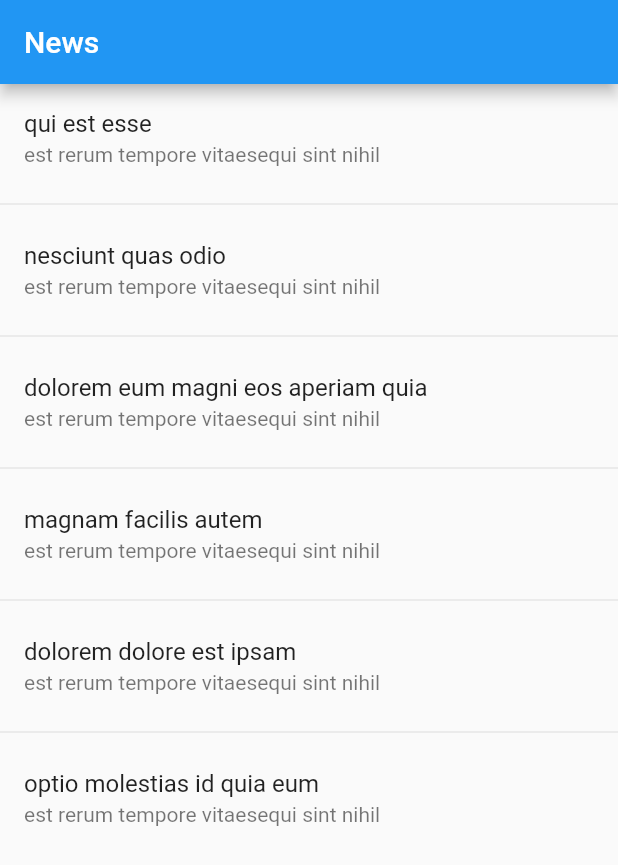
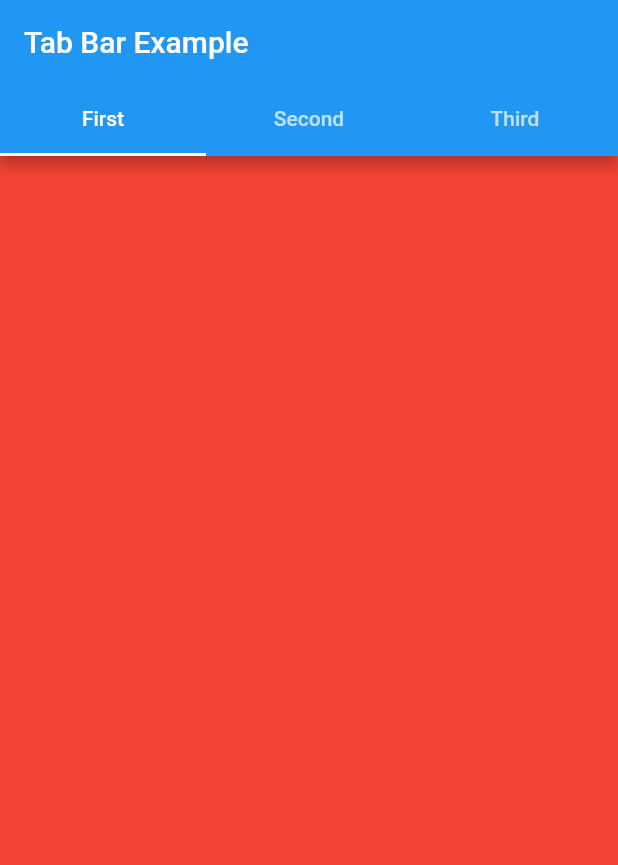
Before and after one commit to simongomes/fluttering, a Flutter app: the screen it shows after launch, on a phone screen of 412 x 824 dp. Shown: the top 865 px of the screen. Run offline on Flutter 3.47's test engine with Material 2 defaults, Android fonts, the light colour scheme and no system bars.

Commit message:
TabBar and TabView Example

```diff
--- a/lib/main.dart
+++ b/lib/main.dart
@@ -1,7 +1,7 @@
 import 'package:flutter/material.dart';
-import 'package:fluttering/models/ArticleModel.dart';
-import 'package:fluttering/screens/HomeScreen.dart';
-import 'package:fluttering/screens/ListOfArticles.dart';
+import 'package:fluttering/tabs/FirstTab.dart';
+import 'package:fluttering/tabs/SecondTab.dart';
+import 'package:fluttering/tabs/ThirdTab.dart';
 
 void main() {
   runApp(MyApp());
@@ -9,19 +9,32 @@ void main() {
 
 class MyApp extends StatelessWidget {
 
-  List<ArticleModel> articles = [
-    ArticleModel('qui est esse', 'est rerum tempore vitaesequi sint nihil'),
-    ArticleModel('nesciunt quas odio', 'est rerum tempore vitaesequi sint nihil'),
-    ArticleModel('dolorem eum magni eos aperiam quia', 'est rerum tempore vitaesequi sint nihil'),
-    ArticleModel('magnam facilis autem', 'est rerum tempore vitaesequi sint nihil'),
-    ArticleModel('dolorem dolore est ipsam', 'est rerum tempore vitaesequi sint nihil'),
-    ArticleModel('optio molestias id quia eum', 'est rerum tempore vitaesequi sint nihil'),
-  ];
-
   @override
   Widget build(BuildContext context) {
     return MaterialApp(
-      home: ListOfArticles(articles),
+      home: DefaultTabController(
+        child: Scaffold(
+          appBar: AppBar(
+            title: Text('Tab Bar Example'),
+            bottom: TabBar(
+              tabs: <Widget>[
+                Tab(text: 'First'),
+                Tab(text: 'Second'),
+                Tab(text: 'Third'),
+              ],
+            ),
+          ),
+          body: TabBarView(
+            children: <Widget>[
+              FirstTab(),
+              SecondTab(),
+              ThirdTab(),
+            ],
+          ),
+        ),
+        length: 3,
+        initialIndex: 0,
+      ),
     );
   }
 }
--- /dev/null
+++ b/lib/tabs/FirstTab.dart
@@ -0,0 +1,12 @@
+import 'package:flutter/material.dart';
+
+class FirstTab extends StatelessWidget {
+  @override
+  Widget build(BuildContext context) {
+    return Container(
+      height: double.infinity,
+      width: double.infinity,
+      color: Colors.red,
+    );
+  }
+}
```
Also changed, not shown: lib/tabs/SecondTab.dart (added, +12 -0 lines), lib/tabs/ThirdTab.dart (added, +12 -0 lines).
